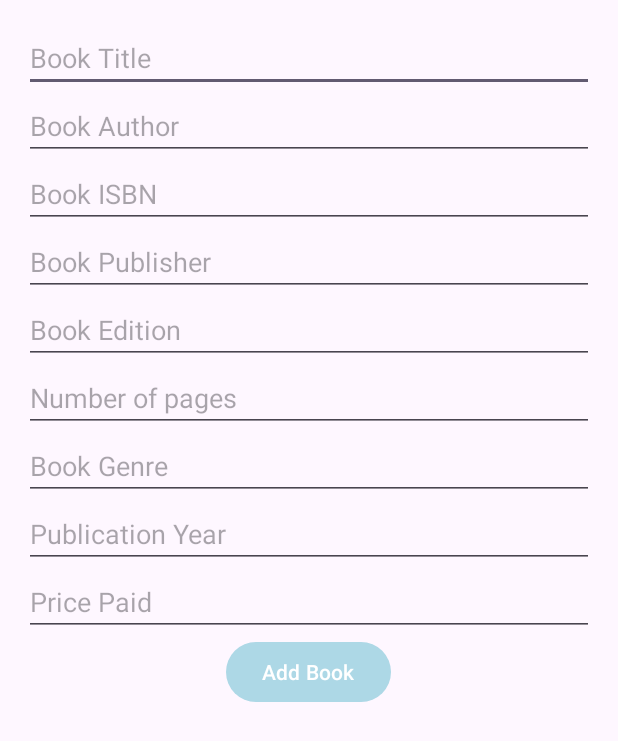
After one commit to QMC40/BiblioCat, an Android app: the fragment AddBookFragment shown on its own in the app's theme, on a phone screen of 412 x 824 dp. The commit adds this screen. Shown: the top 741 px of the screen. Run offline under Robolectric (Android 15) with nearby library versions, the phone set to English and light mode, and no system bars.

Commit message:
added 'add book' fragment but not visible

```diff
--- a/app/src/main/AndroidManifest.xml
+++ b/app/src/main/AndroidManifest.xml
@@ -9,7 +9,7 @@
         android:icon="@mipmap/ic_launcher"
         android:label="@string/app_name"
         android:roundIcon="@mipmap/ic_launcher_round"
-        android:supportsRtl="true"
+        android:supportsRtl="false"
         android:theme="@style/Theme.BiblioCat"
         tools:targetApi="31">
         <activity
--- /dev/null
+++ b/app/src/main/java/com/example/bibliocat/AddBookFragment.kt
@@ -0,0 +1,51 @@
+package com.example.bibliocat
+
+import android.os.Bundle
+import android.view.LayoutInflater
+import android.view.View
+import android.view.ViewGroup
+import android.widget.Button
+import android.widget.EditText
+import androidx.fragment.app.Fragment
+
+class AddBookFragment : Fragment() {
+
+    private lateinit var dbHelper: BookDbHelper
+
+    override fun onCreateView(
+        inflater: LayoutInflater, container: ViewGroup?,
+        savedInstanceState: Bundle?
+    ): View? {
+        val view = inflater.inflate(R.layout.fragment_add_book, container, false)
+
+        dbHelper = BookDbHelper(context)
+
+        val titleEditText = view.findViewById<EditText>(R.id.titleEditText)
+        val authorEditText = view.findViewById<EditText>(R.id.authorEditText)
+        val isbnEditText = view.findViewById<EditText>(R.id.isbnEditText)
+        val publisherEditText = view.findViewById<EditText>(R.id.publisherEditText)
+        val editionEditText = view.findViewById<EditText>(R.id.editionEditText)
+        val pagesEditText = view.findViewById<EditText>(R.id.pagesEditText)
+        val genreEditText = view.findViewById<EditText>(R.id.genreEditText)
+        val yearEditText = view.findViewById<EditText>(R.id.yearEditText)
+        val priceEditText = view.findViewById<EditText>(R.id.priceEditText)
+
+        val addButton = view.findViewById<Button>(R.id.addButton)
+        addButton.setOnClickListener {
+            val book = Book(
+                title = titleEditText.text.toString(),
+                author = authorEditText.text.toString(),
+                isbn = isbnEditText.text.toString(),
+                publisher = publisherEditText.text.toString(),
+                edition = editionEditText.text.toString(),
+                pages = pagesEditText.text.toString(),
+                genre = genreEditText.text.toString(),
+                year = yearEditText.text.toString(),
+                price = priceEditText.text.toString()
+            )
+            dbHelper.addBook(book)
+        }
+
+        return view
+    }
+}
--- /dev/null
+++ b/app/src/main/res/layout/fragment_add_book.xml
@@ -0,0 +1,95 @@
+<?xml version="1.0" encoding="utf-8"?>
+<ScrollView xmlns:android="http://schemas.android.com/apk/res/android"
+    xmlns:tools="http://schemas.android.com/tools"
+    android:layout_width="match_parent"
+    android:layout_height="match_parent"
+    android:padding="16dp">
+
+    <LinearLayout
+        android:layout_width="match_parent"
+        android:layout_height="wrap_content"
+        android:orientation="vertical">
+
+        <EditText
+            android:id="@+id/titleEditText"
+            android:layout_width="match_parent"
+            android:layout_height="wrap_content"
+            android:hint="@string/title"
+            android:inputType="text"
+            tools:ignore="Autofill" />
+
+        <EditText
+            android:id="@+id/authorEditText"
+            android:layout_width="match_parent"
+            android:layout_height="wrap_content"
+            android:hint="@string/author"
+            android:inputType="text"
+            tools:ignore="Autofill"/>
+
+        <EditText
+            android:id="@+id/isbnEditText"
+            android:layout_width="match_parent"
+            android:layout_height="wrap_content"
+            android:hint="@string/isbn"
+            android:inputType="number"
+            tools:ignore="Autofill"/>
+
+        <EditText
+            android:id="@+id/publisherEditText"
+            android:layout_width="match_parent"
+            android:layout_height="wrap_content"
+            android:hint="@string/publisher"
+            android:inputType="text"
+            tools:ignore="Autofill"/>
+
+        <EditText
+            android:id="@+id/editionEditText"
+            android:layout_width="match_parent"
+            android:layout_height="wrap_content"
+            android:hint="@string/edition"
+            android:inputType="text"
+            tools:ignore="Autofill"/>
+
+        <EditText
+            android:id="@+id/pagesEditText"
+            android:layout_width="match_parent"
+            android:layout_height="wrap_content"
+            android:hint="@string/pages"
+            android:inputType="number"
+            tools:ignore="Autofill"/>
+
+        <EditText
+            android:id="@+id/genreEditText"
+            android:layout_width="match_parent"
+            android:layout_height="wrap_content"
+            android:hint="@string/genre"
+            android:inputType="text"
+            tools:ignore="Autofill"/>
+
+        <EditText
+            android:id="@+id/yearEditText"
+            android:layout_width="match_parent"
+            android:layout_height="wrap_content"
+            android:hint="@string/year"
+            android:inputType="number"
+            tools:ignore="Autofill"/>
+
+        <EditText
+            android:id="@+id/priceEditText"
+            android:layout_width="match_parent"
+            android:layout_height="wrap_content"
+            android:hint="@string/price"
+            android:inputType="numberDecimal"
+            tools:ignore="Autofill"/>
+
+        <Button
+            android:id="@+id/addButton"
+            android:layout_width="wrap_content"
+            android:layout_height="wrap_content"
+            android:layout_gravity="center_horizontal"
+            android:text="@string/add_book"
+            tools:ignore="Autofill"/>
+
+    </LinearLayout>
+
+</ScrollView>
--- a/app/src/main/res/values/strings.xml
+++ b/app/src/main/res/values/strings.xml
@@ -12,4 +12,23 @@
     <string name="wishlist">Wishlist</string>
     <string name="find_books">Find a book</string>
     <string name="what_i_read">what I read</string>
+    <string name="cute_kat_sorting_books">cute kat sorting books</string>
+    <string name="enter_book_manually">Manual add</string>
+    <string name="scan_cover">Scan Book Cover</string>
+    <string name="search_online">Search Online</string>
+    <string name="scan_barcode">Scan Barcode</string>
+    <string name="title">Book Title</string>
+    <string name="author">Book Author</string>
+    <string name="isbn">Book ISBN</string>
+    <string name="publisher">Book Publisher</string>
+    <string name="edition">Book Edition</string>
+    <string name="pages">Number of pages</string>
+    <string name="genre">Book Genre</string>
+    <string name="year">Publication Year</string>
+    <string name="price">Price Paid</string>
+    <string name="add_book">Add Book</string>
+    <plurals name="book_count_format">
+        <item quantity="one">%1$d book in collection</item>
+        <item quantity="other">%1$d books in collection</item>
+    </plurals>
 </resources>
```
Also changed, not shown: app/src/main/java/com/example/bibliocat/AddBooksActivity.kt (+20 -1 lines), app/src/main/java/com/example/bibliocat/Book.kt (added, +14 -0 lines), app/src/main/java/com/example/bibliocat/BookDbHelper.kt (added, +58 -0 lines), app/src/main/java/com/example/bibliocat/MainActivity.kt (+12 -0 lines), app/src/main/res/layout/activity_main.xml (+16 -4 lines), app/src/main/res/layout/add_books_activity.xml (+93 -10 lines), app/src/main/res/drawable/caticon1.png (added), app/src/main/res/drawable/caticon2.png (added), app/src/main/res/drawable/madkat.jpg (added), 3 other files.
